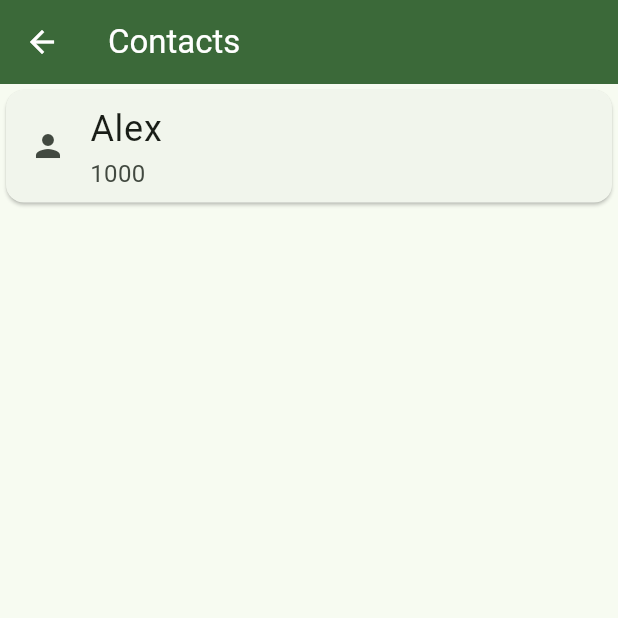
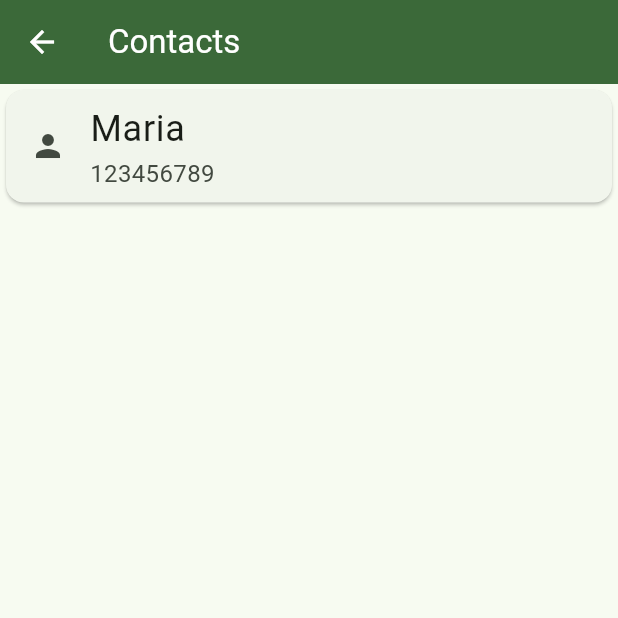
Before and after one commit to guilhermeotb/Trilha-Alura-Dev-Mobile-Flutter, a Flutter app: the screen it shows after launch, after a tap on "Clientes", on a phone screen of 412 x 824 dp, the top half of it. Run offline on Flutter 3.47's test engine with Material 3 defaults, Android fonts, the phone set to English and light mode, and no system bars; our stand-ins replace sqflite; accounts and stored records are empty.

Commit message:
Sqflite básico implementado

```diff
--- /dev/null
+++ b/bytebank_dashboard/lib/database/app_database.dart
@@ -0,0 +1,45 @@
+import 'package:bytebank_dashboard/models/contact.dart';
+import 'package:sqflite/sqflite.dart';
+import 'package:path/path.dart';
+
+Future<Database> createDatabase(){
+    return getDatabasesPath().then((dbPath){
+        final String path = join(dbPath, 'bytebank.db');
+        return openDatabase(
+            path,
+            onCreate: (db, version){
+                db.execute('CREATE TABLE contacts('
+                'id INTEGER PRIMARY KEY, '
+                'name TEXT, '
+                'account_number INTEGER)');
+            },
+            version: 1
+        );
+    });
+}
+
+Future<int> saveContact(Contact contact){
+    return createDatabase().then((db){
+        final Map<String, dynamic> contactMap = Map();
+        contactMap['name'] = contact.name;
+        contactMap['account_number'] = contact.accountNumber;
+        return db.insert('contacts', contactMap);
+    });
+}
+
+Future<List<Contact>> findAll(){
+    return createDatabase().then((db){
+       return db.query('contacts').then((maps){
+            final List<Contact> contacts = [];
+            for (Map<String, dynamic> map in maps){
+                final Contact contact = Contact(
+                    map['id'],
+                    map['name'],
+                    map['account_number'],
+                );
+                contacts.add(contact);
+            }
+            return contacts;
+        });
+    });
+}
--- a/bytebank_dashboard/lib/main.dart
+++ b/bytebank_dashboard/lib/main.dart
@@ -1,7 +1,12 @@
+import 'package:bytebank_dashboard/database/app_database.dart';
+import 'package:bytebank_dashboard/models/contact.dart';
 import 'package:bytebank_dashboard/screens/contact_form.dart';
 import 'package:flutter/material.dart';
 import 'screens/dashboard.dart';
-void main()  => runApp(BytebankApp());
+void main() {
+  runApp(BytebankApp());
+  saveContact(Contact(0, 'Maria', 123456789));
+}
 
 class BytebankApp extends StatelessWidget {
   const BytebankApp({super.key});
--- a/bytebank_dashboard/lib/models/contact.dart
+++ b/bytebank_dashboard/lib/models/contact.dart
@@ -1,12 +1,13 @@
 class Contact {
+  final int id;
   final String name;
   final int accountNumber;
 
-  Contact(this.name, this.accountNumber);
+  Contact(this.id, this.name, this.accountNumber);
 
   @override
   String toString() {
-    return 'Contact{name: $name, accountNumber: $accountNumber}';
+    return 'Contact{id: $id, name: $name, accountNumber: $accountNumber}';
   }
 
 }
--- a/bytebank_dashboard/lib/screens/contact_form.dart
+++ b/bytebank_dashboard/lib/screens/contact_form.dart
@@ -56,7 +56,7 @@
                   onPressed: () {
                     final String name = _nameController.text;
                     final int? accountNumber = int.tryParse(_accountNumberControllerr.text);
-                    final Contact newContact = Contact(name, accountNumber!);
+                    final Contact newContact = Contact(0, name, accountNumber!);
                     Navigator.pop(context, newContact);
                   },
                   child: Text('Create'),
--- a/bytebank_dashboard/lib/screens/contacts_list.dart
+++ b/bytebank_dashboard/lib/screens/contacts_list.dart
@@ -1,8 +1,10 @@
+import 'package:bytebank_dashboard/database/app_database.dart';
+import 'package:bytebank_dashboard/models/contact.dart';
 import 'package:flutter/material.dart';
 import 'package:bytebank_dashboard/screens/contact_form.dart';
 
 class ContactsList extends StatelessWidget {
-  const ContactsList({super.key});
+  final List<Contact> contacts = [];
 
   @override
   Widget build(BuildContext context) {
@@ -11,16 +13,21 @@
         title: Text("Contacts"),
         backgroundColor: Theme.of(context).primaryColor, foregroundColor: Colors.white,
       ),
-      body: ListView(
-        children: <Widget>[
-          Card(
-            child: ListTile(
-              leading: Icon(Icons.person),
-              title: Text('Alex', style: TextStyle(fontSize: 24.0),),
-              subtitle: Text('1000', style: TextStyle(fontSize: 16.0),),
-            ),
-          ),
-        ],
+      body: FutureBuilder(
+        future: findAll(),
+        builder: (context, snapshot){
+          if (!snapshot.hasData) {
+            return Center(child: CircularProgressIndicator());
+          }
+          final List<Contact> contacts = snapshot.data ?? [];
+          return ListView.builder(
+            itemBuilder: (context, index) {
+              final Contact contact = contacts[index];
+              return _ContactItem(contact);
+            },
+            itemCount: contacts.length,
+          );
+        },
       ),
       floatingActionButton: FloatingActionButton(
         onPressed: (){
@@ -31,3 +38,21 @@
     );
   }
 }
+
+class _ContactItem extends StatelessWidget {
+
+  final Contact contact;
+
+  _ContactItem(this.contact);
+
+  @override
+  Widget build(BuildContext context) {
+    return Card(
+      child: ListTile(
+        leading: Icon(Icons.person),
+        title: Text(contact.name, style: TextStyle(fontSize: 24.0),),
+        subtitle: Text(contact.accountNumber.toString(), style: TextStyle(fontSize: 16.0),),
+      ),
+    );
+  }
+}
--- a/bytebank_dashboard/pubspec.yaml
+++ b/bytebank_dashboard/pubspec.yaml
@@ -9,6 +9,9 @@
 dependencies:
   flutter:
     sdk: flutter
+  sqflite: ^2.0.0
+  path:
+
 
 dev_dependencies:
   flutter_test:
```
Also changed, not shown: bytebank_dashboard/pubspec.lock, 1 other file.
